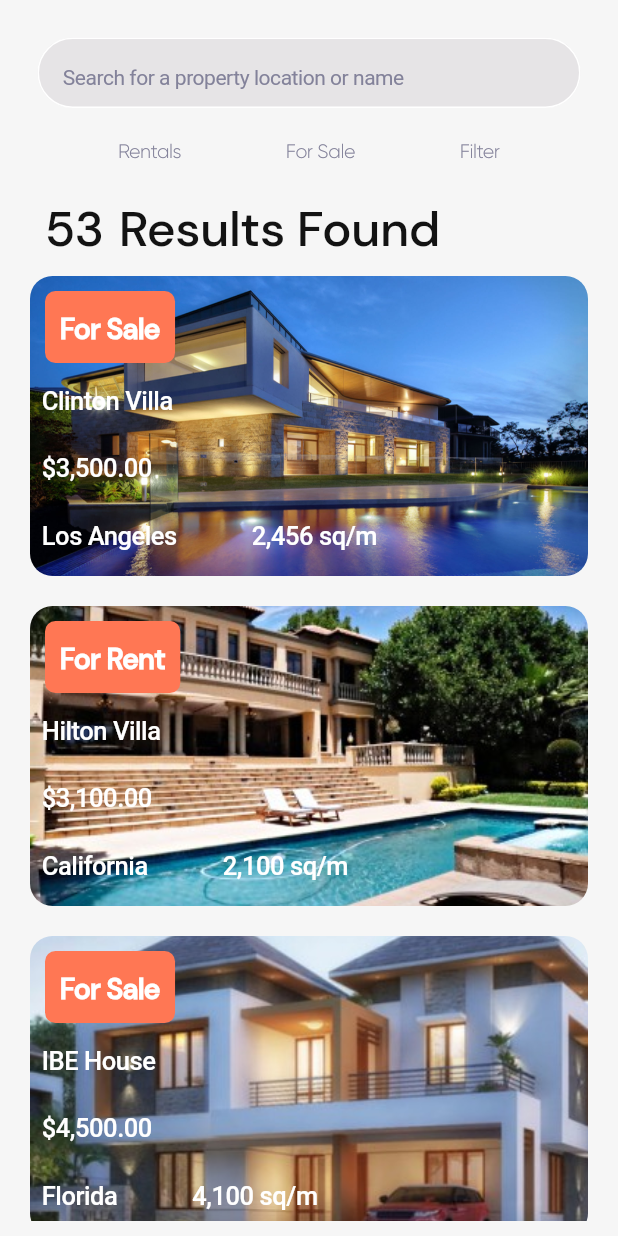
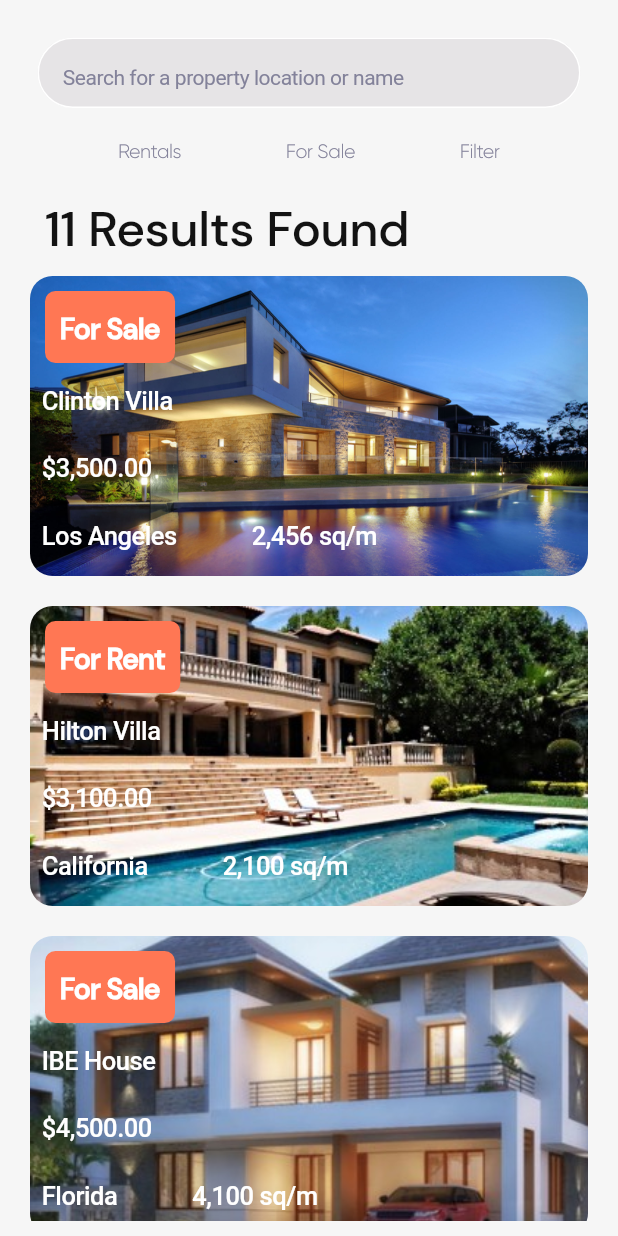
Before and after one commit to tamzi/realestate_app, a Flutter app: the screen it shows after launch, on a phone screen of 412 x 824 dp. Run offline on Flutter 3.47's test engine with Material 2 defaults, Android fonts, the light colour scheme and no system bars; our stand-ins replace logger; Roboto replaces fonts that are missing (DMSans-Medium).

Commit message:
reducd to 11 results

```diff
--- a/lib/ui/home_screen.dart
+++ b/lib/ui/home_screen.dart
@@ -76,9 +76,7 @@ class _HomeScreenState extends State<HomeScreen> {
                     padding: EdgeInsets.only(left: 20.0, top: 20.0),
                     child: Row(
                       children: <Widget>[
-                        RETitle('53'),
-                        SizedBox(width: 10),
-                        RETitle('Results Found'),
+                        RETitle('11 Results Found'),
                       ],
                     ),
                   ),
@@ -89,7 +87,6 @@ class _HomeScreenState extends State<HomeScreen> {
                     location: 'Los Angeles',
                     price: '\$3,500.00',
                     distance: '2,456',
-                    review: 4.4,
                   ),
                   REPropertyCard(
                     imageFile: 'assets/img/h2.jpeg',
@@ -98,7 +95,6 @@ class _HomeScreenState extends State<HomeScreen> {
                     location: 'California',
                     price: '\$3,100.00',
                     distance: '2,100',
-                    review: 4.1,
                   ),
                   REPropertyCard(
                     imageFile: 'assets/img/h0.jpg',
@@ -107,7 +103,70 @@ class _HomeScreenState extends State<HomeScreen> {
                     location: 'Florida',
                     price: '\$4,500.00',
                     distance: '4,100',
-                    review: 4.5,
+                  ),
+                  REPropertyCard(
+                    imageFile: 'assets/img/h2.jpeg',
+                    status: 'For Rent',
+                    name: 'Syokimau Mansions',
+                    location: 'Florida',
+                    price: '\$4,500.00',
+                    distance: '4,100',
+                  ),
+                  REPropertyCard(
+                    imageFile: 'assets/img/h1.jpg',
+                    status: 'For Sale',
+                    name: 'Daykio Bustani',
+                    location: 'Kiambu',
+                    price: '\$8,500.00',
+                    distance: '7,456',
+                  ),
+                  REPropertyCard(
+                    imageFile: 'assets/img/h0.jpg',
+                    status: 'For Sale',
+                    name: 'Buruburu Phase 4',
+                    location: 'BuruBuru',
+                    price: '\$1,500.00',
+                    distance: '5,456',
+                  ),
+                  REPropertyCard(
+                    imageFile: 'assets/img/h2.jpeg',
+                    status: 'For Rent',
+                    name: 'Hilton Villa',
+                    location: 'California',
+                    price: '\$3,100.00',
+                    distance: '2,100',
+                  ),
+                  REPropertyCard(
+                    imageFile: 'assets/img/h2.jpeg',
+                    status: 'For Rent',
+                    name: 'Hilton Villa',
+                    location: 'California',
+                    price: '\$3,100.00',
+                    distance: '2,100',
+                  ),
+                  REPropertyCard(
+                    imageFile: 'assets/img/h2.jpeg',
+                    status: 'For Rent',
+                    name: 'Hilton Villa',
+                    location: 'California',
+                    price: '\$3,100.00',
+                    distance: '2,100',
+                  ),
+                  REPropertyCard(
+                    imageFile: 'assets/img/h2.jpeg',
+                    status: 'For Rent',
+                    name: 'Hilton Villa',
+                    location: 'California',
+                    price: '\$3,100.00',
+                    distance: '2,100',
+                  ),
+                  REPropertyCard(
+                    imageFile: 'assets/img/h0.jpg',
+                    status: 'For Sale',
+                    name: 'Hilton Villa',
+                    location: 'California',
+                    price: '\$3,100.00',
+                    distance: '2,100',
                   ),
                 ],
               ),
```
